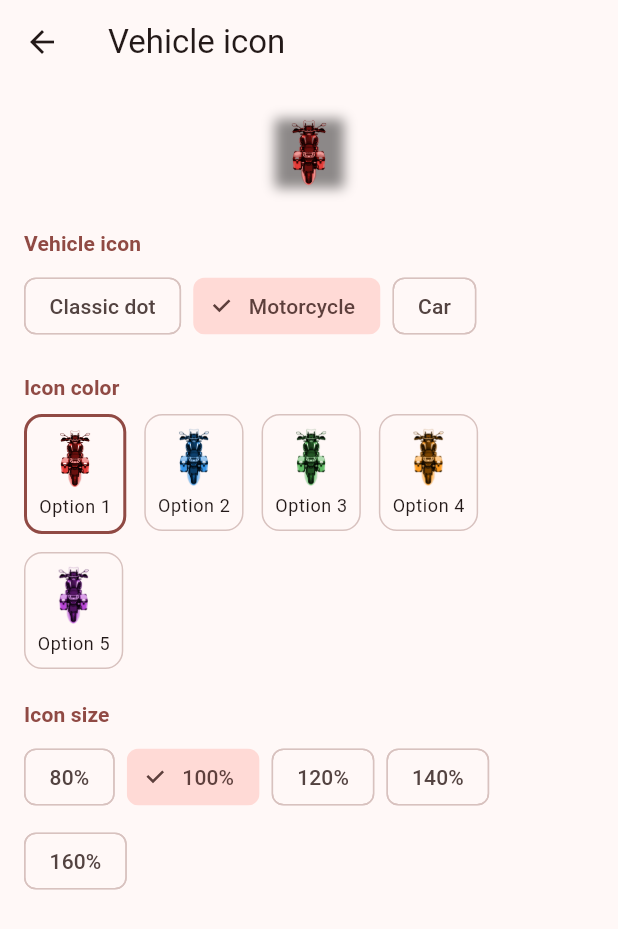
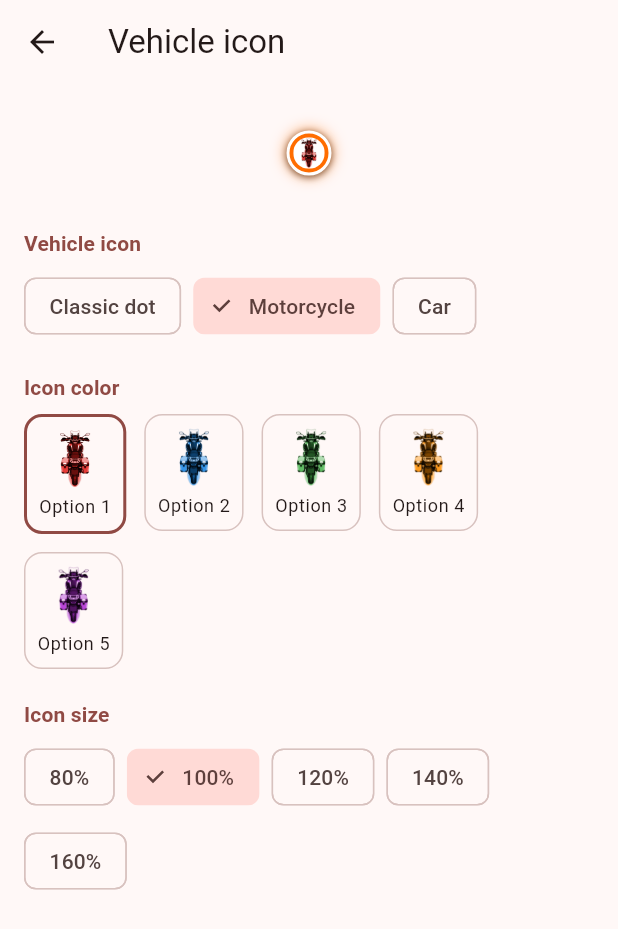
Before and after one commit to alid67-git/RideAtlas, a Flutter app: the VehicleIconPickerScreen screen opened directly, after a tap on "Motorcycle", on a phone screen of 412 x 824 dp. Shown: the top 929 px of the screen. Run offline on Flutter 3.47's test engine with Material 3 defaults, Android fonts, the phone set to English and light mode, and no system bars; our stand-ins replace battery_plus, file_picker, fl_chart, flutter_map, geolocator, hive and 6 more; missing offline and left inert: exif, gpx, photo_manager; accounts and stored records are empty; generated files the repository leaves out were written again; network calls fail.

Commit message:
v1.4.68: araç ikonu küçük ama vurgulu (#26)
* v1.4.68: smaller, higher-contrast vehicle marker on map

Shrink classic/vehicle "you are here" badges and add a white rim plus
dark/colored glow so they stay readable on satellite without covering
half the map at wide zoom.

Co-authored-by: alid67-git <alid67-git@users.noreply.github.com>

* v1.4.68: bump build label and changelog for marker tweak

Co-authored-by: alid67-git <alid67-git@users.noreply.github.com>

---------

Co-authored-by: Cursor Agent <cursoragent@cursor.com>
Co-authored-by: alid67-git <alid67-git@users.noreply.github.com>

```diff
--- a/lib/build_info.dart
+++ b/lib/build_info.dart
@@ -1,7 +1,7 @@
 /// Bumped by hand on every push so the running build can be eyeballed on
 /// screen (Chrome tabs / dev servers can otherwise silently serve stale JS).
-const String kAppBuildLabel = 'v1.4.67 beta';
+const String kAppBuildLabel = 'v1.4.68 beta';
 
 /// Shown once, in a dialog, the first time this build label is seen.
 const String kAppBuildNote =
-    'Yüklenen rotanın kırmızı izi çizildikten sonra kaybolması düzeltildi.';
+    'Araç/konum ikonu daha küçük ama haritada daha belirgin.';
--- a/lib/changelog.dart
+++ b/lib/changelog.dart
@@ -20,6 +20,14 @@ class ChangelogEntry {
 
 const kChangelog = <ChangelogEntry>[
   ChangelogEntry(
+    version: 'v1.4.68 beta',
+    date: '2026-08-27',
+    note:
+        'Haritadaki araç/konum ("ride") ikonu küçültüldü ama beyaz kenar + '
+        'gölge/glow ile daha vurgulu hale getirildi; uydu haritada ne '
+        'devasa görünüyor ne de arkada kayboluyor.',
+  ),
+  ChangelogEntry(
     version: 'v1.4.67 beta',
     date: '2026-08-27',
     note:
--- a/lib/widgets/vehicle_marker.dart
+++ b/lib/widgets/vehicle_marker.dart
@@ -2,8 +2,10 @@ import 'package:flutter/material.dart';
 
 import '../models/vehicle_icon.dart';
 
-const _classicDotSize = 20.0;
-const _imageMarkerBaseSize = 46.0;
+/// Compact on-map footprint - large enough to tap, small enough not to
+/// cover a country at world zoom the way the old ~46–74px badges did.
+const _classicDotSize = 16.0;
+const _imageMarkerBaseSize = 30.0;
 
 /// The on-screen diameter [buildVehicleMarker] will render at for [option] -
 /// callers need this up front to size the [Marker] widget that hosts it.
@@ -13,26 +15,67 @@ double vehicleMarkerSize(VehicleIconOption option) {
 }
 
 /// The "you are here" marker: either the classic blue dot, or the user's
-/// chosen vehicle icon (see Settings > Araç ikonu) - a top-down photo of
-/// the vehicle. Each color variant is its own pre-baked asset (see
-/// vehicle_icon.dart) rather than a shared photo tinted at runtime.
+/// chosen vehicle icon (see Settings > Araç ikonu).
+///
+/// Kept small, but with a hard white rim + dark shadow so it stays readable
+/// on satellite tiles instead of either dominating the map or vanishing
+/// into the imagery.
 Widget buildVehicleMarker(VehicleIconOption option) {
   final asset = option.imageAsset;
   if (asset == null) {
     return Container(
       decoration: BoxDecoration(
-        color: Colors.blueAccent,
+        color: const Color(0xFF1E88E5),
         shape: BoxShape.circle,
-        border: Border.all(color: Colors.white, width: 3),
+        border: Border.all(color: Colors.white, width: 2.5),
+        boxShadow: const [
+          BoxShadow(
+            color: Color(0xB3000000),
+            blurRadius: 3,
+            offset: Offset(0, 1),
+          ),
+          BoxShadow(
+            color: Color(0x991E88E5),
+            blurRadius: 7,
+            spreadRadius: 0.5,
+          ),
+        ],
       ),
     );
   }
 
   final size = vehicleMarkerSize(option);
-  return DecoratedBox(
-    decoration: const BoxDecoration(
-      boxShadow: [BoxShadow(color: Colors.black45, blurRadius: 6)],
+  return Container(
+    width: size,
+    height: size,
+    decoration: BoxDecoration(
+      shape: BoxShape.circle,
+      color: const Color(0xFFFF6D00),
+      border: Border.all(color: Colors.white, width: 2),
+      boxShadow: const [
+        BoxShadow(
+          color: Color(0xB3000000),
+          blurRadius: 3.5,
+          offset: Offset(0, 1),
+        ),
+        BoxShadow(
+          color: Color(0x99FF6D00),
+          blurRadius: 8,
+          spreadRadius: 0.5,
+        ),
+      ],
     ),
-    child: Image.asset(asset, width: size, height: size),
+    padding: const EdgeInsets.all(2.5),
+    child: ClipOval(
+      child: ColoredBox(
+        color: Colors.white,
+        child: Image.asset(
+          asset,
+          width: size,
+          height: size,
+          fit: BoxFit.cover,
+        ),
+      ),
+    ),
   );
 }
```
